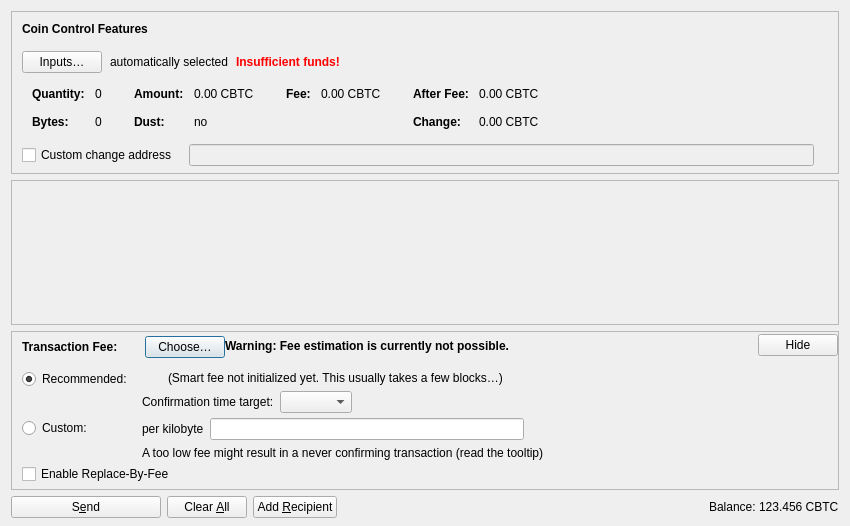
Above: src/qt/forms/sendcoinsdialog.ui from AnduroHackathon/coordinate-node before the change. Below: the same form after it.
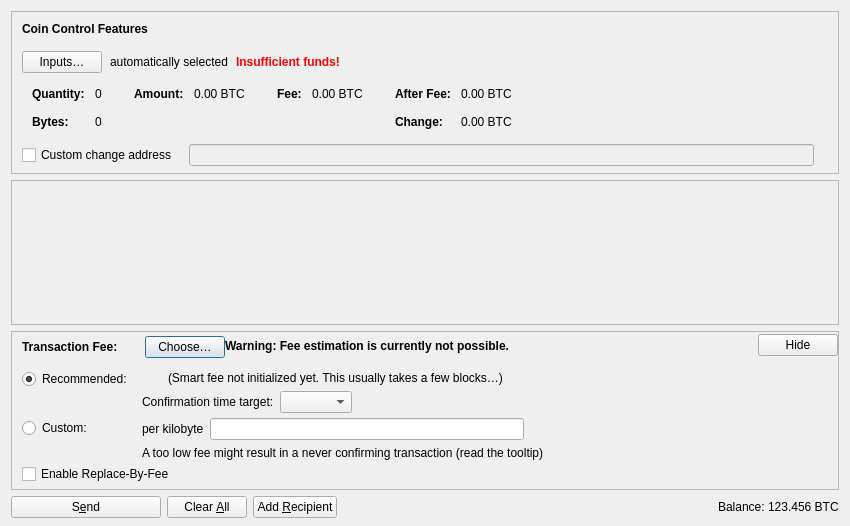
That is the form after the change. Icons and pictures are not drawn. Custom widgets are drawn as their Qt base class.

```diff
--- a/src/qt/forms/sendcoinsdialog.ui
+++ b/src/qt/forms/sendcoinsdialog.ui
@@ -324,36 +324,7 @@
                   <enum>Qt::ActionsContextMenu</enum>
                  </property>
                  <property name="text">
-                  <string notr="true">0.00 CBTC</string>
-                 </property>
-                 <property name="textInteractionFlags">
-                  <set>Qt::LinksAccessibleByMouse|Qt::TextSelectableByKeyboard|Qt::TextSelectableByMouse</set>
-                 </property>
-                </widget>
-               </item>
-               <item row="1" column="0">
-                <widget class="QLabel" name="labelCoinControlLowOutputText">
-                 <property name="font">
-                  <font>
-                   <weight>75</weight>
-                   <bold>true</bold>
-                  </font>
-                 </property>
-                 <property name="text">
-                  <string>Dust:</string>
-                 </property>
-                </widget>
-               </item>
-               <item row="1" column="1">
-                <widget class="QLabel" name="labelCoinControlLowOutput">
-                 <property name="cursor">
-                  <cursorShape>IBeamCursor</cursorShape>
-                 </property>
-                 <property name="contextMenuPolicy">
-                  <enum>Qt::ActionsContextMenu</enum>
-                 </property>
-                 <property name="text">
-                  <string notr="true">no</string>
+                  <string notr="true">0.00 BTC</string>
                  </property>
                  <property name="textInteractionFlags">
                   <set>Qt::LinksAccessibleByMouse|Qt::TextSelectableByKeyboard|Qt::TextSelectableByMouse</set>
@@ -404,7 +375,7 @@
                   <enum>Qt::ActionsContextMenu</enum>
                  </property>
                  <property name="text">
-                  <string notr="true">0.00 CBTC</string>
+                  <string notr="true">0.00 BTC</string>
                  </property>
                  <property name="textInteractionFlags">
                   <set>Qt::LinksAccessibleByMouse|Qt::TextSelectableByKeyboard|Qt::TextSelectableByMouse</set>
@@ -415,6 +386,9 @@
              </item>
              <item>
               <layout class="QFormLayout" name="formLayoutCoinControl4">
+               <property name="labelAlignment">
+                <set>Qt::AlignLeft|Qt::AlignVCenter</set>
+               </property>
                <property name="horizontalSpacing">
                 <number>10</number>
                </property>
@@ -455,7 +429,7 @@
                   <enum>Qt::ActionsContextMenu</enum>
                  </property>
                  <property name="text">
-                  <string notr="true">0.00 CBTC</string>
+                  <string notr="true">0.00 BTC</string>
                  </property>
                  <property name="textInteractionFlags">
                   <set>Qt::LinksAccessibleByMouse|Qt::TextSelectableByKeyboard|Qt::TextSelectableByMouse</set>
@@ -484,7 +458,7 @@
                   <enum>Qt::ActionsContextMenu</enum>
                  </property>
                  <property name="text">
-                  <string notr="true">0.00 CBTC</string>
+                  <string notr="true">0.00 BTC</string>
                  </property>
                  <property name="textInteractionFlags">
                   <set>Qt::LinksAccessibleByMouse|Qt::TextSelectableByKeyboard|Qt::TextSelectableByMouse</set>
@@ -1214,7 +1188,7 @@
           <cursorShape>IBeamCursor</cursorShape>
          </property>
          <property name="text">
-          <string notr="true">123.456 CBTC</string>
+          <string notr="true">123.456 BTC</string>
          </property>
          <property name="textInteractionFlags">
           <set>Qt::LinksAccessibleByMouse|Qt::TextSelectableByKeyboard|Qt::TextSelectableByMouse</set>
```
Left out of the diff: 3 changed lines with no effect on the pictures.
